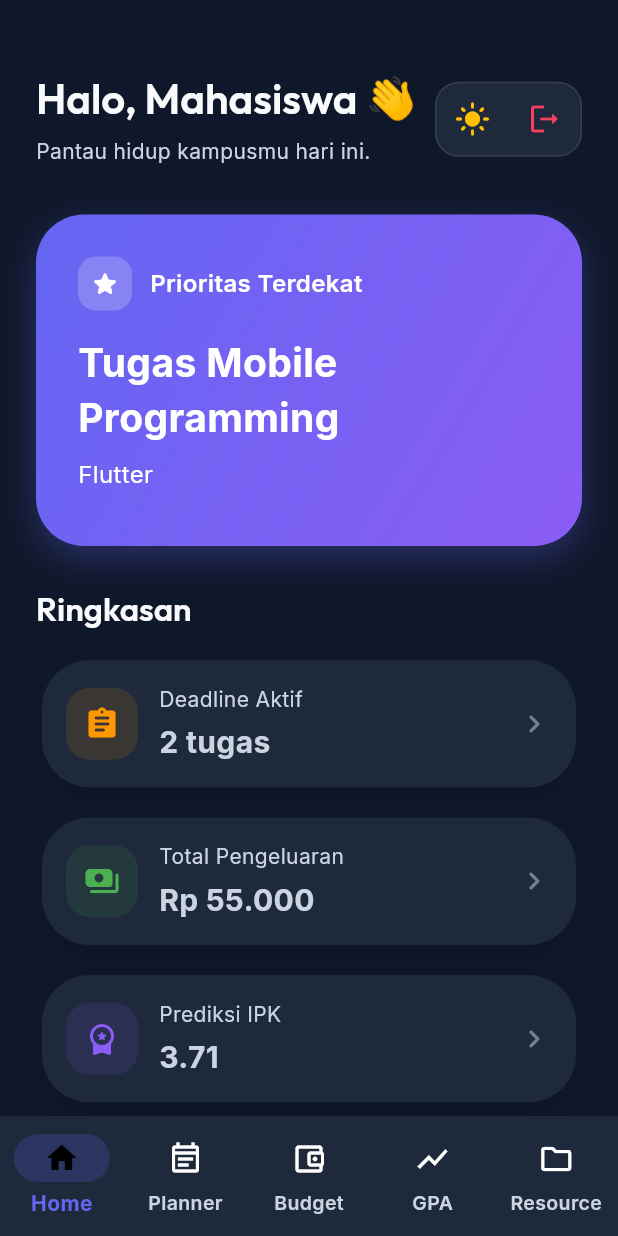
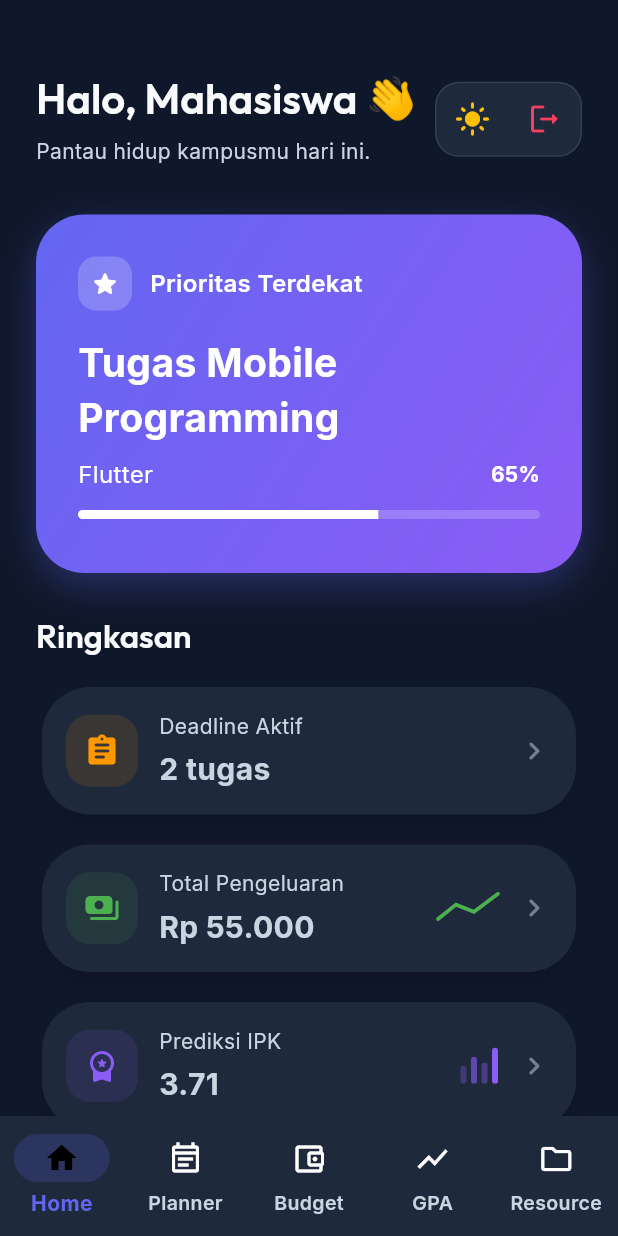
Before and after one commit to faiqurrohman/kampusgo_runner, a Flutter app: the screen it shows after launch, after a tap on "Masuk Sekarang", on a phone screen of 412 x 824 dp. Run offline on Flutter 3.47's test engine with Material 3 defaults, Android fonts, the phone set to English and light mode, and no system bars; our stand-ins replace google_fonts.

Commit message:
tambahan fitur

```diff
--- a/lib/screens/dashboard_screen.dart
+++ b/lib/screens/dashboard_screen.dart
@@ -97,7 +97,23 @@ class _Home extends StatelessWidget {
           Text(next.isEmpty ? 'Semua tugas selesai. Mantap!' : next.first.title, style: const TextStyle(color: Colors.white, fontSize: 26, fontWeight: FontWeight.bold)),
           if (next.isNotEmpty) ...[
             const SizedBox(height: 8),
-            Text(next.first.course, style: const TextStyle(color: Colors.white, fontSize: 16)),
+            Row(
+              mainAxisAlignment: MainAxisAlignment.spaceBetween,
+              children: [
+                Text(next.first.course, style: const TextStyle(color: Colors.white, fontSize: 16)),
+                const Text('65%', style: TextStyle(color: Colors.white, fontSize: 14, fontWeight: FontWeight.bold)),
+              ],
+            ),
+            const SizedBox(height: 12),
+            ClipRRect(
+              borderRadius: BorderRadius.circular(4),
+              child: LinearProgressIndicator(
+                value: 0.65,
+                backgroundColor: Colors.white.withOpacity(0.2),
+                valueColor: const AlwaysStoppedAnimation<Color>(Colors.white),
+                minHeight: 6,
+              ),
+            ),
           ]
         ])
       ),
@@ -106,11 +122,36 @@ class _Home extends StatelessWidget {
       const SizedBox(height: 16),
       InfoCard(icon: Icons.assignment_rounded, title: 'Deadline Aktif', value: '${data.schedules.where((e)=>!e.done).length} tugas', color: Colors.orange, onTap: () => onTabChange(1)),
       const SizedBox(height: 12),
-      InfoCard(icon: Icons.payments_rounded, title: 'Total Pengeluaran', value: Formatters.currency.format(data.totalExpense()), color: Colors.green, onTap: () => onTabChange(2)),
+      InfoCard(icon: Icons.payments_rounded, title: 'Total Pengeluaran', value: Formatters.currency.format(data.totalExpense()), color: Colors.green, onTap: () => onTabChange(2), trailingWidget: CustomPaint(size: const Size(40, 24), painter: _SparklinePainter(color: Colors.green))),
       const SizedBox(height: 12),
-      InfoCard(icon: Icons.workspace_premium_rounded, title: 'Prediksi IPK', value: data.calculateGpa().toStringAsFixed(2), color: AppTheme.secondary, onTap: () => onTabChange(3)),
+      InfoCard(
+        icon: Icons.workspace_premium_rounded, title: 'Prediksi IPK', value: data.calculateGpa().toStringAsFixed(2), color: AppTheme.secondary, onTap: () => onTabChange(3),
+        trailingWidget: SizedBox(height: 24, child: Row(crossAxisAlignment: CrossAxisAlignment.end, children: [
+          Container(width: 4, height: 12, decoration: BoxDecoration(color: AppTheme.secondary.withOpacity(0.3), borderRadius: BorderRadius.circular(2))), const SizedBox(width: 3),
+          Container(width: 4, height: 18, decoration: BoxDecoration(color: AppTheme.secondary.withOpacity(0.6), borderRadius: BorderRadius.circular(2))), const SizedBox(width: 3),
+          Container(width: 4, height: 14, decoration: BoxDecoration(color: AppTheme.secondary.withOpacity(0.4), borderRadius: BorderRadius.circular(2))), const SizedBox(width: 3),
+          Container(width: 4, height: 24, decoration: BoxDecoration(color: AppTheme.secondary, borderRadius: BorderRadius.circular(2))),
+        ])),
+      ),
       const SizedBox(height: 12),
       InfoCard(icon: Icons.lightbulb_rounded, title: 'Tips Hari Ini', value: 'Fokus 25 menit, istirahat 5 menit', color: Colors.amber, onTap: () {}),
     ]));
   }
 }
+
+class _SparklinePainter extends CustomPainter {
+  final Color color;
+  _SparklinePainter({required this.color});
+  @override
+  void paint(Canvas canvas, Size size) {
+    final paint = Paint()..color = color..strokeWidth = 2.5..style = PaintingStyle.stroke..strokeCap = StrokeCap.round;
+    final path = Path()
+      ..moveTo(0, size.height * 0.8)
+      ..lineTo(size.width * 0.3, size.height * 0.4)
+      ..lineTo(size.width * 0.6, size.height * 0.6)
+      ..lineTo(size.width, size.height * 0.1);
+    canvas.drawPath(path, paint);
+  }
+  @override
+  bool shouldRepaint(covariant CustomPainter oldDelegate) => false;
+}
--- a/lib/widgets/info_card.dart
+++ b/lib/widgets/info_card.dart
@@ -6,7 +6,8 @@ class InfoCard extends StatelessWidget {
   final String value;
   final Color color;
   final VoidCallback? onTap;
-  const InfoCard({super.key, required this.icon, required this.title, required this.value, required this.color, this.onTap});
+  final Widget? trailingWidget;
+  const InfoCard({super.key, required this.icon, required this.title, required this.value, required this.color, this.onTap, this.trailingWidget});
 
   @override
   Widget build(BuildContext context) {
@@ -28,6 +29,10 @@ class InfoCard extends StatelessWidget {
               const SizedBox(height: 4),
               Text(value, style: const TextStyle(fontSize: 20, fontWeight: FontWeight.bold)),
             ])),
+            if (trailingWidget != null) ...[
+              trailingWidget!,
+              const SizedBox(width: 12),
+            ],
             Icon(Icons.chevron_right_rounded, color: Theme.of(context).textTheme.bodyMedium?.color?.withOpacity(0.5)),
           ]),
         ),
```
